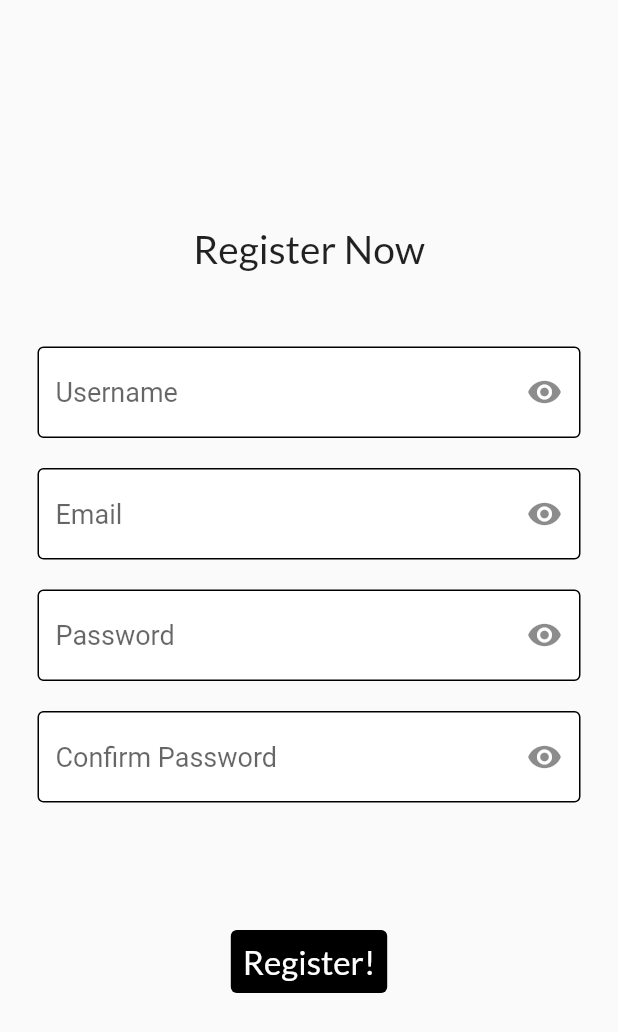
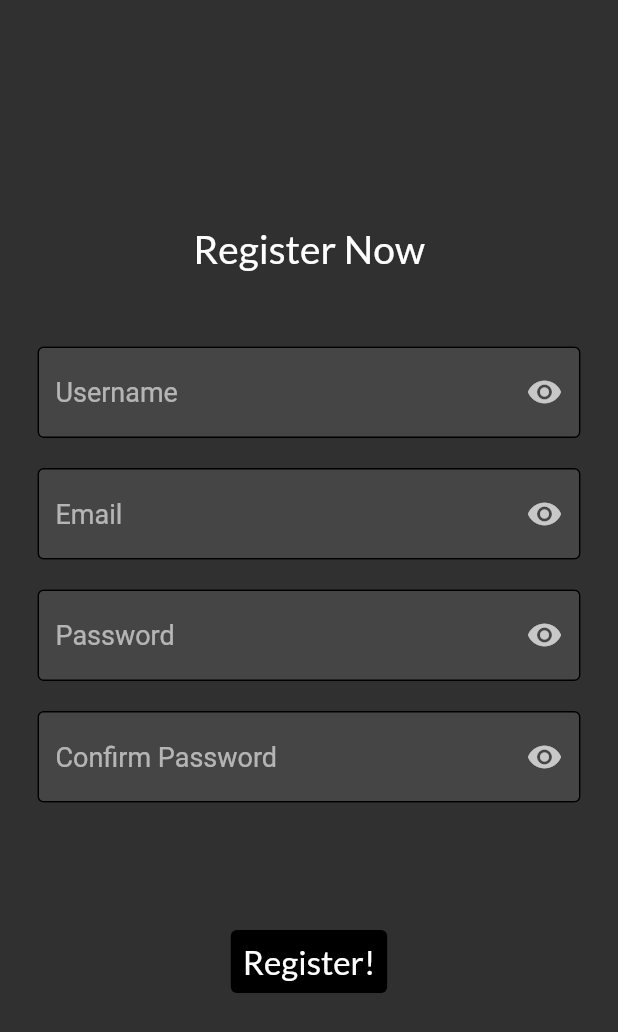
Before and after one commit to codecrafts1126/TYR, a Flutter app: the screen it shows after launch, after a tap on "Register Now", on a phone screen of 412 x 824 dp. Shown: the top 1032 px of the screen. Run offline on Flutter 3.47's test engine with Material 2 defaults, Android fonts, the phone set to English and light mode, and no system bars; our stand-ins replace firebase_auth, firebase_core, google_fonts, shared_preferences; accounts and stored records are empty; network calls fail.

Commit message:
Removed light mode and added dark mode

```diff
--- a/lib/Pages/home.dart
+++ b/lib/Pages/home.dart
@@ -31,7 +31,7 @@ class _HomeState extends State<Home> {
   @override
   Widget build(BuildContext context) {
     return Scaffold(
-      backgroundColor: Colors.white,
+      backgroundColor: const Color(0x00181818),
       drawer: const Appdraw(),
       appBar: AppBar(
         backgroundColor: Colors.transparent,
--- a/lib/Pages/login_page.dart
+++ b/lib/Pages/login_page.dart
@@ -103,7 +103,6 @@ class _LoginState extends State<Login> {
   @override
   Widget build(BuildContext context) {
     return Scaffold(
-      backgroundColor: Colors.white,
       body: SingleChildScrollView(
         child: Center(
           child: Column(
@@ -112,13 +111,11 @@ class _LoginState extends State<Login> {
               Icon(
                 Icons.person,
                 size: 100,
-                color: Colors.grey.shade900,
               ),
               const SizedBox(height: 30),
               Text(
                 'Welcome to TYR',
                 style: TextStyle(
-                  color: Colors.grey[700],
                   fontSize: 28,
                   fontFamily: GoogleFonts.lato().fontFamily,
                 ),
@@ -130,7 +127,6 @@ class _LoginState extends State<Login> {
                   controller: email,
                   hint: 'Email',
                   obsecure: false,
-                  fillColor: Colors.grey.shade200,
                 ),
               ),
               const SizedBox(height: 30),
@@ -140,7 +136,6 @@ class _LoginState extends State<Login> {
                   controller: password,
                   hint: 'Password',
                   obsecure: true,
-                  fillColor: Colors.grey.shade200,
                   iconn: IconButton(
                     icon: const Icon(
                       true ? Icons.visibility : Icons.visibility_off,
@@ -154,6 +149,7 @@ class _LoginState extends State<Login> {
                 children: [
                   const SizedBox(width: 17),
                   Checkbox(
+                    activeColor: Colors.black,
                     materialTapTargetSize: MaterialTapTargetSize.shrinkWrap,
                     value: rememberMe,
                     visualDensity: VisualDensity.compact,
@@ -166,7 +162,6 @@ class _LoginState extends State<Login> {
                     style: TextStyle(
                       fontSize: 18,
                       fontFamily: GoogleFonts.lato().fontFamily,
-                      color: Colors.grey.shade700,
                       fontWeight: FontWeight.bold,
                     ),
                   ),
@@ -176,7 +171,6 @@ class _LoginState extends State<Login> {
                     style: TextStyle(
                       fontSize: 18,
                       fontFamily: GoogleFonts.lato().fontFamily,
-                      color: Colors.grey.shade700,
                       fontWeight: FontWeight.bold,
                     ),
                   ),
@@ -226,7 +220,6 @@ class _LoginState extends State<Login> {
                     style: TextStyle(
                       fontFamily: GoogleFonts.lato().fontFamily,
                       fontSize: 20,
-                      color: Colors.grey.shade600,
                       fontWeight: FontWeight.w600,
                     ),
                   ),
--- a/lib/Pages/register_page.dart
+++ b/lib/Pages/register_page.dart
@@ -78,28 +78,24 @@ class _RegisterPageState extends State<RegisterPage> {
                 controller: username,
                 hint: 'Username',
                 obsecure: false,
-                fillColor: const Color(0xFFFFFFFF),
               ),
               const SizedBox(height: 20),
               TheTextField(
                 controller: email,
                 hint: 'Email',
                 obsecure: false,
-                fillColor: const Color(0xFFFFFFFF),
               ),
               const SizedBox(height: 20),
               TheTextField(
                 controller: password,
                 hint: 'Password',
                 obsecure: true,
-                fillColor: const Color(0xFFFFFFFF),
               ),
               const SizedBox(height: 20),
               TheTextField(
                 controller: confirmPwd,
                 hint: 'Confirm Password',
                 obsecure: true,
-                fillColor: const Color(0xFFFFFFFF),
               ),
               const SizedBox(height: 25),
               Text(
--- a/lib/components/card.dart
+++ b/lib/components/card.dart
@@ -17,6 +17,7 @@ class TheCard extends StatelessWidget {
       height: 400,
       width: 330,
       child: Card(
+        color: Colors.black26,
         clipBehavior: Clip.antiAlias,
         shape: RoundedRectangleBorder(borderRadius: BorderRadius.circular(16)),
         elevation: 8,
--- a/lib/components/textfield.dart
+++ b/lib/components/textfield.dart
@@ -4,7 +4,6 @@ class TheTextField extends StatelessWidget {
   final controller;
   final String hint;
   final bool obsecure;
-  final fillColor;
   final IconButton? iconn;
 
   const TheTextField({
@@ -12,7 +11,6 @@ class TheTextField extends StatelessWidget {
     required this.controller,
     required this.hint,
     this.obsecure = false,
-    required this.fillColor,
     this.iconn,
   });
 
@@ -31,7 +29,6 @@ class TheTextField extends StatelessWidget {
           ),
           hintText: hint,
           hintStyle: const TextStyle(fontSize: 18),
-          fillColor: fillColor,
           filled: true,
           suffixIcon: IconButton(
             icon: const Icon(
--- a/lib/main.dart
+++ b/lib/main.dart
@@ -21,12 +21,14 @@ class TYR extends StatelessWidget {
   static String loginRoute = "/login";
   static String onBoard = "/splash";
 
+  // final primaryText = Theme.of()
+  //           .textTheme
+  //           .apply(bodyColor: Colors.white, displayColor: Colors.white54);
+
   @override
   Widget build(BuildContext context) {
     return MaterialApp(
-      theme: ThemeData(
-        primarySwatch: primarycolor,
-      ),
+      theme: ThemeData.dark(),
       debugShowCheckedModeBanner: false,
       initialRoute: onBoard,
       routes: {
```
Also changed, not shown: lib/api_keys.dart (deleted).
